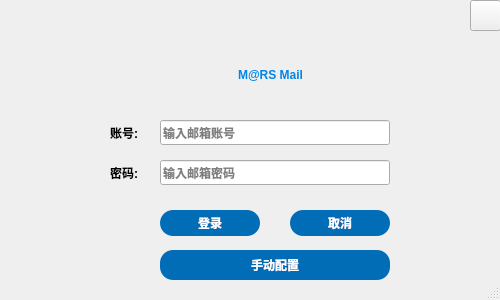
Old version of the form Email/Libs/login.ui in the repository marsggbo/MarsMail.
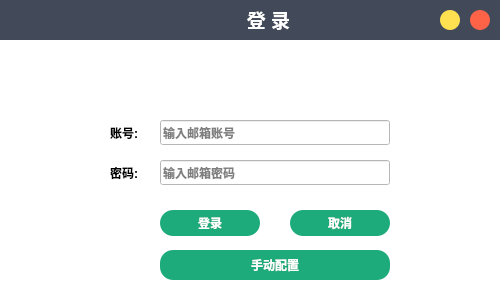
New version of the form. Icons and pictures are not drawn.

```diff
--- a/Email/Libs/login.ui
+++ b/Email/Libs/login.ui
@@ -29,23 +29,17 @@
    <string notr="true">*{
 font: 9pt &quot;Microsoft YaHei UI&quot;;
 font-weight:bold;
+	background-color: rgb(255, 255, 255);
 }
 #login,#cancel,#loginSetting{
-background-color: rgb(0, 109, 182);
+background-color: rgb(29,171,123);
 border:none;
 border-radius:13px;
 color:white;
 }
-#loginSetting:hover{
-background-color: rgb(0,134,229);
-}
-#login:hover{
-background-color: rgb(0,134,229);
-}
-#cancel:hover{
-background-color: rgb(0,134,229);
-}
-</string>
+#loginSetting:hover,#login:hover,#cancel:hover{
+background-color: rgb(41,189,139);
+}</string>
   </property>
   <property name="sizeGripEnabled">
    <bool>true</bool>
@@ -63,23 +57,6 @@
     <string>取消</string>
    </property>
   </widget>
-  <widget class="QPushButton" name="loginClose">
-   <property name="geometry">
-    <rect>
-     <x>470</x>
-     <y>0</y>
-     <width>31</width>
-     <height>31</height>
-    </rect>
-   </property>
-   <property name="styleSheet">
-    <string notr="true">#loginClose{border-image: url(:/souce/souce/关闭1_2.png);}
-#loginClose:hover{border-image: url(:/souce/souce/关闭1_1.png);}</string>
-   </property>
-   <property name="text">
-    <string/>
-   </property>
-  </widget>
   <widget class="QLineEdit" name="loginmail">
    <property name="geometry">
     <rect>
@@ -240,53 +217,6 @@
     <string>密码:</string>
    </property>
   </widget>
-  <widget class="QLabel" name="logoName">
-   <property name="geometry">
-    <rect>
-     <x>195</x>
-     <y>50</y>
-     <width>151</width>
-     <height>51</height>
-    </rect>
-   </property>
-   <property name="styleSheet">
-    <string notr="true">#logoName{
-font: 25px &quot;Helvetica&quot;;
-font-weight:bold;
-color:rgb(0,134,229)
-
-}
-</string>
-   </property>
-   <property name="text">
-    <string>M@RS Mail</string>
-   </property>
-   <property name="textFormat">
-    <enum>Qt::RichText</enum>
-   </property>
-   <property name="alignment">
-    <set>Qt::AlignCenter</set>
-   </property>
-  </widget>
-  <widget class="QLabel" name="loginlogo">
-   <property name="geometry">
-    <rect>
-     <x>240</x>
-     <y>5</y>
-     <width>50</width>
-     <height>50</height>
-    </rect>
-   </property>
-   <property name="styleSheet">
-    <string notr="true">border-image: url(:/souce/souce/邮箱logo_colorful.png);</string>
-   </property>
-   <property name="text">
-    <string/>
-   </property>
-   <property name="alignment">
-    <set>Qt::AlignCenter</set>
-   </property>
-  </widget>
   <widget class="QPushButton" name="login">
    <property name="geometry">
     <rect>
@@ -300,6 +230,103 @@
     <string>登录</string>
    </property>
   </widget>
+  <widget class="QLabel" name="label_5">
+   <property name="geometry">
+    <rect>
+     <x>230</x>
+     <y>40</y>
+     <width>71</width>
+     <height>71</height>
+    </rect>
+   </property>
+   <property name="styleSheet">
+    <string notr="true">border-image: url(:/souce/souce/logo1.png);</string>
+   </property>
+   <property name="text">
+    <string/>
+   </property>
+  </widget>
+  <widget class="QLabel" name="label_6">
+   <property name="geometry">
+    <rect>
+     <x>0</x>
+     <y>-1</y>
+     <width>501</width>
+     <height>41</height>
+    </rect>
+   </property>
+   <property name="styleSheet">
+    <string notr="true">background-color: rgb(66,74,89);</string>
+   </property>
+   <property name="text">
+    <string/>
+   </property>
+  </widget>
+  <widget class="QPushButton" name="mainclose">
+   <property name="geometry">
+    <rect>
+     <x>470</x>
+     <y>10</y>
+     <width>20</width>
+     <height>20</height>
+    </rect>
+   </property>
+   <property name="styleSheet">
+    <string notr="true">#mainclose{
+	background-color:tomato;
+	border-radius:10px;}
+#mainclose:hover{border-image: url(:/souce/souce/关闭1.png);}
+</string>
+   </property>
+   <property name="text">
+    <string/>
+   </property>
+  </widget>
+  <widget class="QPushButton" name="mainmin">
+   <property name="geometry">
+    <rect>
+     <x>440</x>
+     <y>10</y>
+     <width>20</width>
+     <height>20</height>
+    </rect>
+   </property>
+   <property name="toolTip">
+    <string/>
+   </property>
+   <property name="styleSheet">
+    <string notr="true">#mainmin{
+background-color:rgb(255,224,81);
+	border-radius:10px;}
+#mainmin:hover{
+border-image: url(:/souce/souce/最小化.png);
+}
+</string>
+   </property>
+   <property name="text">
+    <string/>
+   </property>
+  </widget>
+  <widget class="QLabel" name="label_7">
+   <property name="geometry">
+    <rect>
+     <x>218</x>
+     <y>0</y>
+     <width>101</width>
+     <height>39</height>
+    </rect>
+   </property>
+   <property name="styleSheet">
+    <string notr="true">background-color: rgb(66,74,89);
+color:white;</string>
+   </property>
+   <property name="text">
+    <string>&lt;html&gt;&lt;head/&gt;&lt;body&gt;&lt;p align=&quot;center&quot;&gt;&lt;span style=&quot; font-size:14pt;&quot;&gt;登    录&lt;/span&gt;&lt;/p&gt;&lt;/body&gt;&lt;/html&gt;</string>
+   </property>
+   <property name="textFormat">
+    <enum>Qt::RichText</enum>
+   </property>
+  </widget>
  </widget>
  <tabstops>
   <tabstop>loginmail</tabstop>
```
Left out of the diff: 1 changed line with no effect on the pictures.
